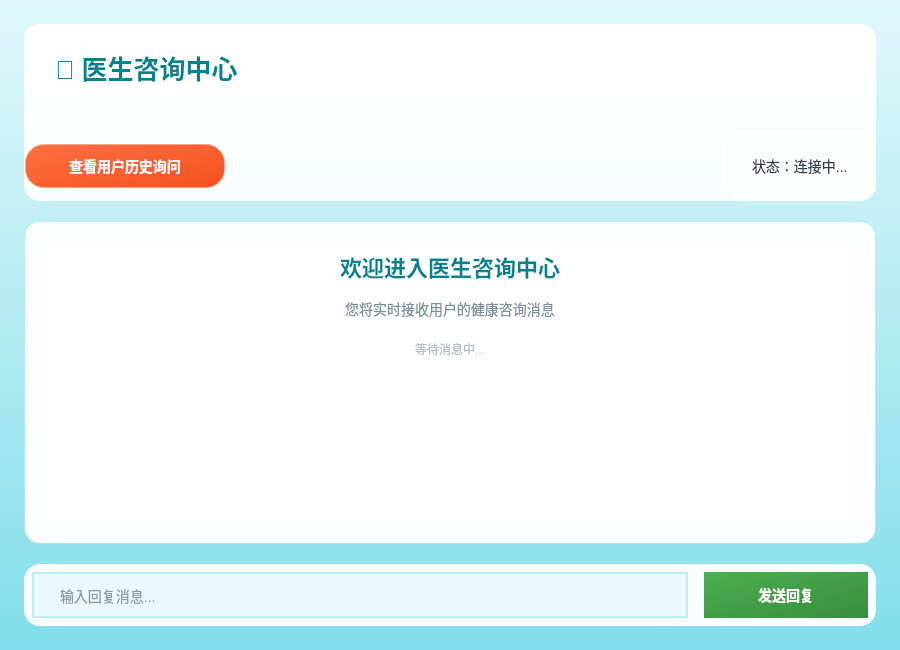
First picture: the form in Client_Qt/Client_Doctor/doctorchatwidget.ui, repository lazale666/Smart-Medica-Terminal, before the edit.
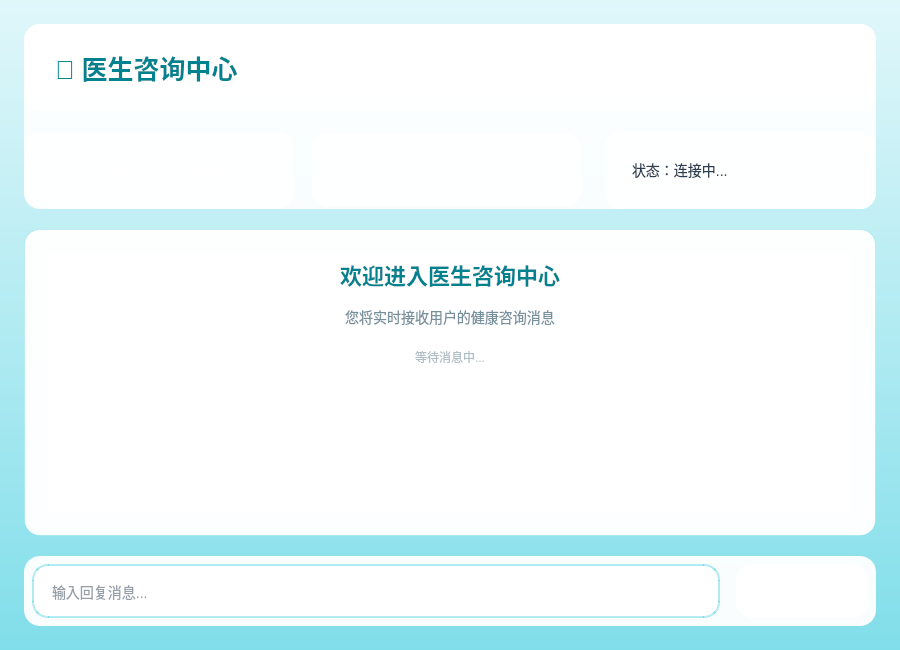
Second picture: the form after the edit.

Diff of the .ui file:
```diff
--- a/Client_Qt/Client_Doctor/doctorchatwidget.ui
+++ b/Client_Qt/Client_Doctor/doctorchatwidget.ui
@@ -69,6 +69,22 @@
 QPushButton#historyBtn:pressed {
     background: qlineargradient(x1:0, y1:0, x2:1, y2:1, stop:0 #e64a19, stop:1 #d84315);
 }
+QPushButton#settingsBtn {
+    background: qlineargradient(x1:0, y1:0, x2:1, y2:1, stop:0 #9c27b0, stop:1 #7b1fa2);
+    min-width: 100px;
+    padding: 12px 24px;
+    font-size: 14px;
+    font-weight: 500;
+    border-radius: 25px;
+    border: 2px solid rgba(255, 255, 255, 0.4);
+}
+QPushButton#settingsBtn:hover {
+    background: qlineargradient(x1:0, y1:0, x2:1, y2:1, stop:0 #7b1fa2, stop:1 #6a1b9a);
+    border-color: rgba(255, 255, 255, 0.6);
+}
+QPushButton#settingsBtn:pressed {
+    background: qlineargradient(x1:0, y1:0, x2:1, y2:1, stop:0 #6a1b9a, stop:1 #4a148c);
+}
 QLabel {
     color: #2c3e50;
 }
@@ -121,8 +137,12 @@
           <property name="text">
            <string>查看用户历史询问</string>
           </property>
-          <property name="styleSheet">
-           <string notr="true">background: qlineargradient(x1:0, y1:0, x2:1, y2:1, stop:0 #ff7043, stop:1 #f4511e); color: white; border: none; border-radius: 20px; padding: 10px 24px; font-size: 14px; font-weight: 500; min-width: 150px; border: 2px solid rgba(255, 255, 255, 0.4);</string>
+         </widget>
+        </item>
+        <item>
+         <widget class="QPushButton" name="settingsBtn">
+          <property name="text">
+           <string>设置</string>
           </property>
          </widget>
         </item>
@@ -131,12 +151,6 @@
           <property name="orientation">
            <enum>Qt::Horizontal</enum>
           </property>
-          <property name="sizeHint" stdset="0">
-           <size>
-            <width>40</width>
-            <height>20</height>
-           </size>
-          </property>
          </spacer>
         </item>
         <item>
@@ -185,9 +199,6 @@
         <property name="placeholderText">
          <string>输入回复消息...</string>
         </property>
-        <property name="styleSheet">
-         <string notr="true">background-color: rgba(224, 247, 250, 0.6); border: 2px solid rgba(0, 188, 212, 0.2); border-radius: 25px; padding: 12px 24px; font-size: 14px; color: #2c3e50;</string>
-        </property>
        </widget>
       </item>
       <item>
@@ -195,9 +206,6 @@
         <property name="text">
          <string>发送回复</string>
         </property>
-        <property name="styleSheet">
-         <string notr="true">background: qlineargradient(x1:0, y1:0, x2:1, y2:1, stop:0 #4caf50, stop:1 #388e3c); color: white; border: none; border-radius: 25px; padding: 12px 32px; font-size: 14px; font-weight: 500; min-width: 100px;</string>
-        </property>
        </widget>
       </item>
      </layout>
```
